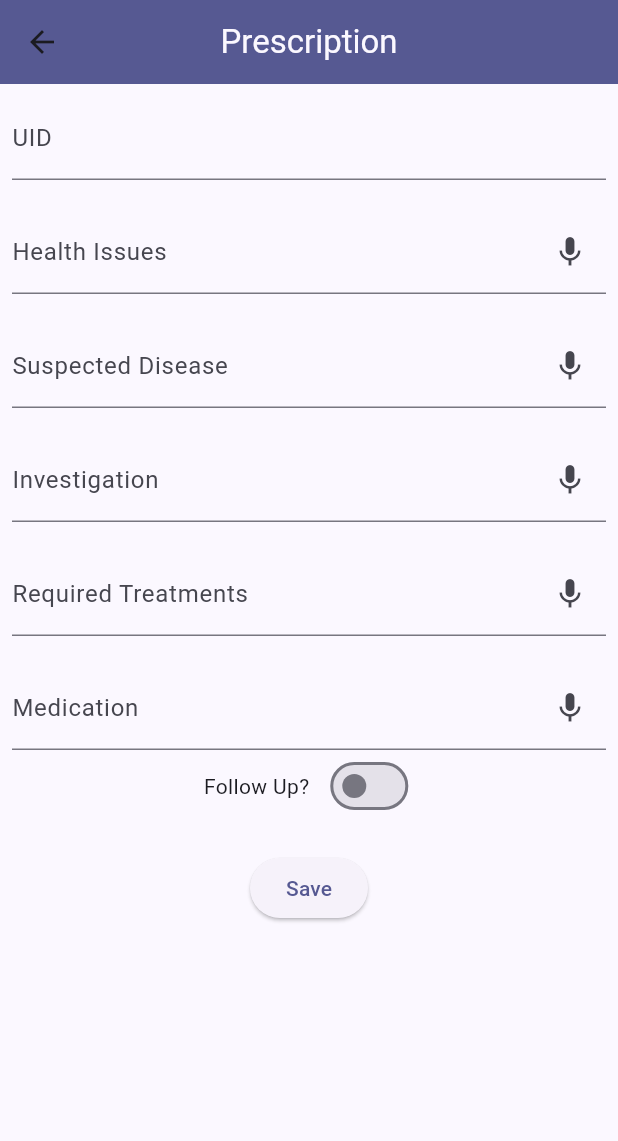
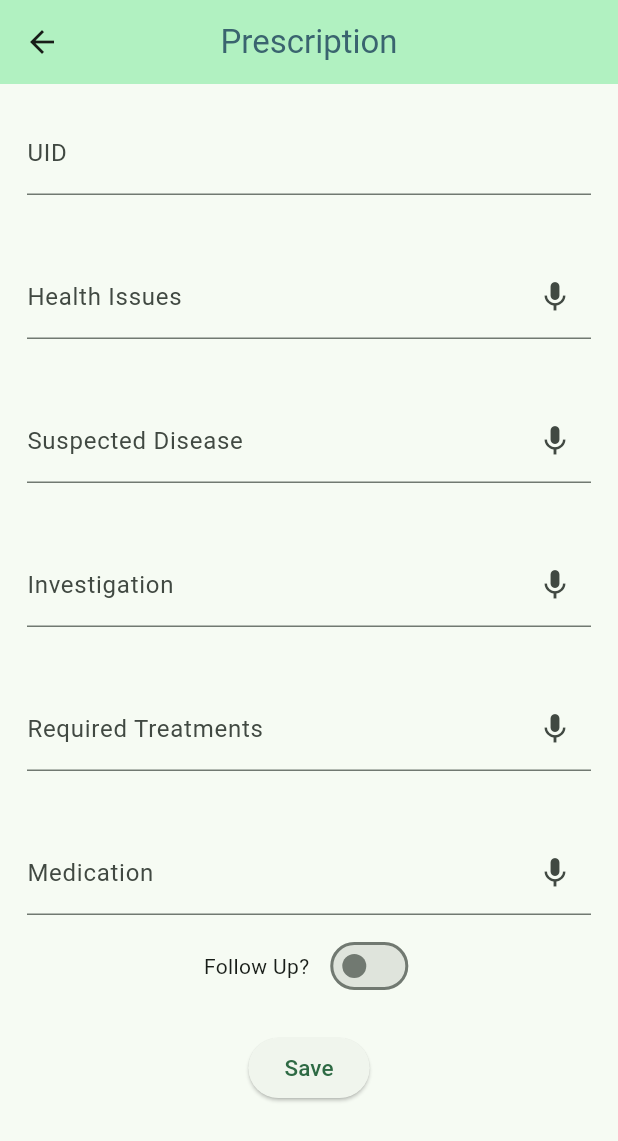
Before and after one commit to AdityaT-19/MedVault, a Flutter app: the DashboardView screen opened by its route, after a tap on "Add Prescription", on a phone screen of 412 x 824 dp. Shown: the top 1141 px of the screen. Run offline on Flutter 3.47's test engine with Material 3 defaults, Android fonts, the phone set to English and light mode, and no system bars; our stand-ins replace animate_do, firebase_auth, firebase_core, get, qr_flutter, socket_io_client and 1 more; missing offline and left inert: barcode_scan2; accounts and stored records are empty.

Commit message:
UI Enhancement in Doctor App

```diff
--- a/client/ehr_doctor/lib/app/modules/dashboard/views/dashboard_view.dart
+++ b/client/ehr_doctor/lib/app/modules/dashboard/views/dashboard_view.dart
@@ -10,10 +10,10 @@ class DashboardView extends GetView<DashboardController> {
   Widget build(BuildContext context) {
     return Scaffold(
       appBar: AppBar(
-        backgroundColor: Get.theme.colorScheme.primary,
+        backgroundColor: Get.theme.colorScheme.primaryContainer,
         title: Text(
           'Dashboard',
-          style: TextStyle(color: Get.theme.colorScheme.background),
+          style: TextStyle(color: Get.theme.colorScheme.tertiary),
         ),
         centerTitle: true,
       ),
--- a/client/ehr_doctor/lib/app/modules/prescreption/views/prescreption_view.dart
+++ b/client/ehr_doctor/lib/app/modules/prescreption/views/prescreption_view.dart
@@ -25,9 +25,9 @@ class PrescreptionView extends StatelessWidget {
       appBar: AppBar(
         title: Text(
           'Prescription',
-          style: TextStyle(color: Get.theme.colorScheme.background),
+          style: TextStyle(color: Get.theme.colorScheme.tertiary),
         ),
-        backgroundColor: Get.theme.colorScheme.primary,
+        backgroundColor: Get.theme.colorScheme.primaryContainer,
         centerTitle: true,
       ),
       body: SingleChildScrollView(
@@ -37,20 +37,26 @@ class PrescreptionView extends StatelessWidget {
             child: Form(
               child: Column(
                 children: [
-                  TextFormField(
+                  Container(
+                    padding: const EdgeInsets.all(10),
+                    child: TextFormField(
                         decoration: const InputDecoration(
                           labelText: 'UID',
                           hintText: 'Enter Patient UID',
                         ),
                         onChanged: (value) =>
                             prescreptionController.setUid(value),
-                      validator: (value) => prescreptionController.validateUID(
+                        validator: (value) =>
+                            prescreptionController.validateUID(
                               value,
                             )),
+                  ),
                   const SizedBox(
                     height: 20,
                   ),
-                  TextFormField(
+                  Container(
+                    padding: const EdgeInsets.all(10),
+                    child: TextFormField(
                       decoration: InputDecoration(
                         labelText: 'Health Issues',
                         hintText: 'Enter the health issues of the patient',
@@ -69,10 +75,13 @@ class PrescreptionView extends StatelessWidget {
                       validator: (value) =>
                           prescreptionController.validateHealthIssues(value),
                     ),
+                  ),
                   const SizedBox(
                     height: 20,
                   ),
-                  TextFormField(
+                  Container(
+                    padding: const EdgeInsets.all(10),
+                    child: TextFormField(
                       decoration: InputDecoration(
                         labelText: 'Suspected Disease',
                         hintText: 'Enter the suspected diseases of the patient',
@@ -87,13 +96,16 @@ class PrescreptionView extends StatelessWidget {
                               }
                             }),
                       ),
-                    validator: (value) =>
-                        prescreptionController.validateSuspectedDisease(value),
+                      validator: (value) => prescreptionController
+                          .validateSuspectedDisease(value),
+                    ),
                   ),
                   const SizedBox(
                     height: 20,
                   ),
-                  TextFormField(
+                  Container(
+                    padding: const EdgeInsets.all(10),
+                    child: TextFormField(
                       decoration: InputDecoration(
                         labelText: 'Investigation',
                         hintText: 'Mention the Tests to be performed',
@@ -111,13 +123,17 @@ class PrescreptionView extends StatelessWidget {
                       onChanged: (value) =>
                           prescreptionController.setInvestigation(value),
                     ),
+                  ),
                   const SizedBox(
                     height: 20,
                   ),
-                  TextFormField(
+                  Container(
+                    padding: const EdgeInsets.all(10),
+                    child: TextFormField(
                       decoration: InputDecoration(
                         labelText: 'Required Treatments',
-                      hintText: 'Enter the treatments required for the patient',
+                        hintText:
+                            'Enter the treatments required for the patient',
                         suffixIcon: IconButton(
                             icon: Icon(Icons.mic),
                             onPressed: () {
@@ -125,17 +141,21 @@ class PrescreptionView extends StatelessWidget {
                                   prescreptionController.toggleListening();
 
                               if (val != null) {
-                              prescreptionController.setRequiredTreatments(val);
+                                prescreptionController
+                                    .setRequiredTreatments(val);
                               }
                             }),
                       ),
                       validator: (value) =>
                           prescreptionController.validateTreatment(value),
                     ),
+                  ),
                   const SizedBox(
                     height: 20,
                   ),
-                  TextFormField(
+                  Container(
+                    padding: const EdgeInsets.all(10),
+                    child: TextFormField(
                       decoration: InputDecoration(
                         labelText: 'Medication',
                         hintText: 'Enter the Medications of the Patient',
@@ -152,6 +172,7 @@ class PrescreptionView extends StatelessWidget {
                       ),
                       onChanged: (value) =>
                           prescreptionController.setMedications(value),
+                    ),
                   ),
                   Row(
                     mainAxisAlignment: MainAxisAlignment.center,
@@ -200,7 +221,10 @@ class PrescreptionView extends StatelessWidget {
                   ),
                   ElevatedButton(
                     onPressed: () {},
-                    child: const Text('Save'),
+                    child: const Text(
+                      'Save',
+                      style: TextStyle(fontSize: 15),
+                    ),
                   ),
                 ],
               ),
--- a/client/ehr_doctor/lib/main.dart
+++ b/client/ehr_doctor/lib/main.dart
@@ -5,8 +5,8 @@ import 'app/routes/app_pages.dart';
 import 'package:firebase_core/firebase_core.dart';
 import 'firebase_options.dart';
 
-const kColorScheme = Color.fromRGBO(143, 148, 251, 1);
-const kDarkScheme = Color.fromARGB(153, 149, 154, 247);
+const kColorScheme = Color.fromRGBO(22, 253, 145, 1);
+const kDarkScheme = Color.fromARGB(174, 8, 252, 93);
 void main() async {
   WidgetsFlutterBinding.ensureInitialized();
   await Firebase.initializeApp(
```
Also changed, not shown: client/ehr_doctor/pubspec.lock. Lines whose indentation alone changed are shown as unchanged.
